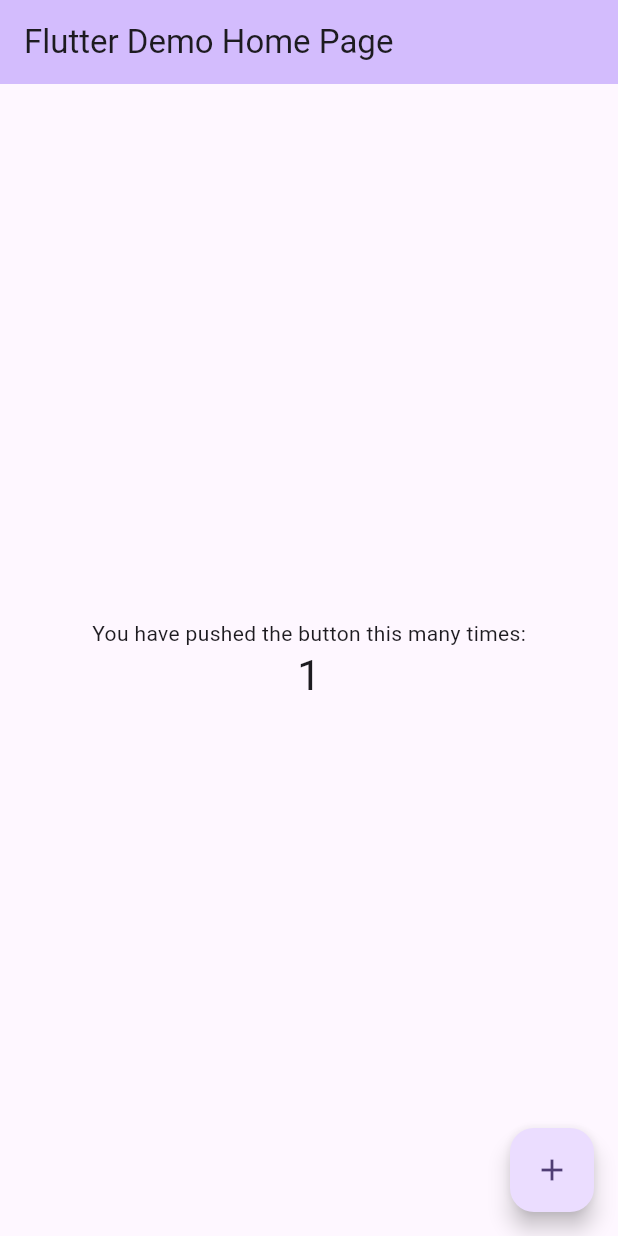
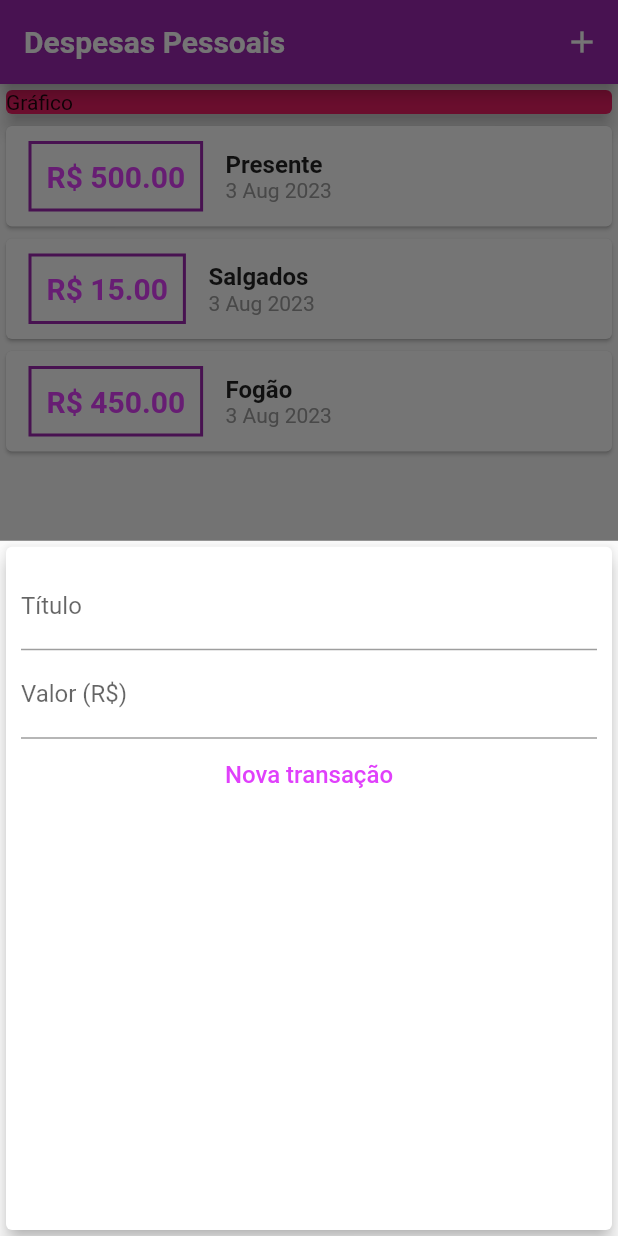
Before and after one commit to IgoorMarques/Flutter---AppFinancas, a Flutter app: the screen it shows after launch, after a tap on the "add" icon, on a phone screen of 412 x 824 dp. Run offline on Flutter 3.47's test engine with Material 2 defaults, Android fonts, the phone set to English and light mode, and no system bars; Roboto replaces fonts that are missing (OpenSans).

Commit message:
implementação de features

```diff
--- /dev/null
+++ b/lib/components/transaction_form.dart
@@ -0,0 +1,65 @@
+import 'package:flutter/material.dart';
+
+class TransactionForm extends StatefulWidget {
+  final void Function(String, double) onSubmit;
+
+  TransactionForm(this.onSubmit);
+
+  @override
+  State<TransactionForm> createState() => _TransactionFormState();
+}
+
+class _TransactionFormState extends State<TransactionForm> {
+  final titleController = TextEditingController();
+
+  final valueController = TextEditingController();
+
+  _submitForm() {
+    final title = titleController.text;
+    final value = double.tryParse(valueController.text) ?? 0.0;
+    if (title.isEmpty || value <= 0) {
+      return;
+    }
+    widget.onSubmit(title, value);
+  }
+
+  @override
+  Widget build(BuildContext context) {
+    return Card(
+      elevation: 5,
+      child: Padding(
+        padding: const EdgeInsets.all(10.0),
+        child: Column(
+          children: [
+            TextField(
+              controller: titleController,
+              decoration: InputDecoration(
+                labelText: 'Título',
+              ),
+              onSubmitted: (_) => _submitForm(),
+            ),
+            TextField(
+              controller: valueController,
+              keyboardType:
+                  const TextInputType.numberWithOptions(decimal: true),
+              decoration: InputDecoration(
+                labelText: 'Valor (R\$)',
+              ),
+              onSubmitted: (_) => _submitForm(),
+            ),
+            TextButton(
+                onPressed: () => _submitForm(),
+                child: const Text(
+                  'Nova transação',
+                  style: TextStyle(
+                    color: Colors.purpleAccent,
+                    fontSize: 16,
+                    fontWeight: FontWeight.w500,
+                  ),
+                ))
+          ],
+        ),
+      ),
+    );
+  }
+}
--- /dev/null
+++ b/lib/components/transaction_list.dart
@@ -0,0 +1,68 @@
+import 'package:flutter/material.dart';
+import '../models/transaction.dart';
+import 'package:intl/intl.dart';
+
+class TransactionList extends StatelessWidget {
+  final List<Transaction> transactions;
+
+  TransactionList(this.transactions);
+
+  @override
+  Widget build(BuildContext context) {
+    return Container(
+      height: 300,
+      child: ListView.builder(
+        itemCount: transactions.length,
+        itemBuilder: (ctx, index) {
+          final tr = transactions[index];
+          return Card(
+            child: Row(
+              mainAxisAlignment: MainAxisAlignment.start,
+              children: [
+                Container(
+                  margin: const EdgeInsets.symmetric(
+                    horizontal: 15,
+                    vertical: 10,
+                  ),
+                  decoration: BoxDecoration(
+                    border: Border.all(
+                      color: Theme.of(context).colorScheme.primary,
+                      width: 2,
+                    ),
+                  ),
+                  padding: const EdgeInsets.all(10),
+                  alignment: Alignment.center,
+                  child: Text(
+                    'R\$ ${tr.value.toStringAsFixed(2)}',
+                    style: const TextStyle(
+                        fontWeight: FontWeight.bold,
+                        fontSize: 20,
+                        color: Colors.purpleAccent),
+                  ),
+                ),
+                Column(
+                  crossAxisAlignment: CrossAxisAlignment.start,
+                  children: [
+                    Text(
+                      tr.title,
+                      style: TextStyle(
+                        fontSize: 16,
+                        fontWeight: FontWeight.bold,
+                      ),
+                    ),
+                    Text(
+                      DateFormat('d MMM y').format(tr.date),
+                      style: TextStyle(
+                        color: Colors.grey,
+                      ),
+                    ),
+                  ],
+                )
+              ],
+            ),
+          );
+        },
+      ),
+    );
+  }
+}
--- a/lib/main.dart
+++ b/lib/main.dart
@@ -1,125 +1,121 @@
- import 'package:flutter/material.dart';
+import 'dart:math';
+import 'package:app_financas/components/transaction_form.dart';
+import 'package:flutter/material.dart';
+import 'components/transaction_list.dart';
+import 'models/transaction.dart';
 
-void main() {
-  runApp(const MyApp());
-}
+main() => runApp(ExpensesApp());
 
-class MyApp extends StatelessWidget {
-  const MyApp({super.key});
-
-  // This widget is the root of your application.
+class ExpensesApp extends StatelessWidget {
   @override
   Widget build(BuildContext context) {
+    final ThemeData tema = ThemeData();
     return MaterialApp(
-      title: 'Flutter Demo',
-      theme: ThemeData(
-        // This is the theme of your application.
-        //
-        // TRY THIS: Try running your application with "flutter run". You'll see
-        // the application has a blue toolbar. Then, without quitting the app,
-        // try changing the seedColor in the colorScheme below to Colors.green
-        // and then invoke "hot reload" (save your changes or press the "hot
-        // reload" button in a Flutter-supported IDE, or press "r" if you used
-        // the command line to start the app).
-        //
-        // Notice that the counter didn't reset back to zero; the application
-        // state is not lost during the reload. To reset the state, use hot
-        // restart instead.
-        //
-        // This works for code too, not just values: Most code changes can be
-        // tested with just a hot reload.
-        colorScheme: ColorScheme.fromSeed(seedColor: Colors.deepPurple),
-        useMaterial3: true,
+      home: MyHomePage(),
+      theme: tema.copyWith(
+        colorScheme: tema.colorScheme.copyWith(
+          primary: Colors.purple,
+          secondary: Colors.amber,
+        ),
+        textTheme: tema.textTheme.copyWith(
+          titleLarge: TextStyle(
+            fontFamily: 'OpenSans',
+            fontSize: 18,
+            fontWeight: FontWeight.bold,
+            color: Colors.black,
+          ),
+        ),
+        appBarTheme: AppBarTheme(
+          titleTextStyle: TextStyle(
+            fontFamily: 'OpenSans',
+            fontSize: 20,
+            fontWeight: FontWeight.bold,
+          ),
+        ),
       ),
-      home: const MyHomePage(title: 'Flutter Demo Home Page'),
     );
   }
 }
 
 class MyHomePage extends StatefulWidget {
-  const MyHomePage({super.key, required this.title});
-
-  // This widget is the home page of your application. It is stateful, meaning
-  // that it has a State object (defined below) that contains fields that affect
-  // how it looks.
-
-  // This class is the configuration for the state. It holds the values (in this
-  // case the title) provided by the parent (in this case the App widget) and
-  // used by the build method of the State. Fields in a Widget subclass are
-  // always marked "final".
-
-  final String title;
-
   @override
   State<MyHomePage> createState() => _MyHomePageState();
 }
 
 class _MyHomePageState extends State<MyHomePage> {
-  int _counter = 0;
+  final _transections = [
+    Transaction(
+      id: 't1',
+      title: 'Presente',
+      value: 500.00,
+      date: DateTime.now(),
+    ),
+    Transaction(
+      id: 't2',
+      title: 'Salgados',
+      value: 15.00,
+      date: DateTime.now(),
+    ),
+    Transaction(
+      id: 't3',
+      title: 'Fogão',
+      value: 450.00,
+      date: DateTime.now(),
+    ),
+  ];
 
-  void _incrementCounter() {
+  _openTransactionFormModal(BuildContext context) {
+    showModalBottomSheet(
+        context: context,
+        builder: (_) {
+          return TransactionForm(_addTransaction);
+        });
+  }
+
+  _addTransaction(String title, double value) {
+    final newTransaction = Transaction(
+        id: Random().nextDouble().toString(),
+        title: title,
+        value: value,
+        date: DateTime.now());
     setState(() {
-      // This call to setState tells the Flutter framework that something has
-      // changed in this State, which causes it to rerun the build method below
-      // so that the display can reflect the updated values. If we changed
-      // _counter without calling setState(), then the build method would not be
-      // called again, and so nothing would appear to happen.
-      _counter++;
+      _transections.add(newTransaction);
     });
+    Navigator.of(context).pop();
   }
 
   @override
   Widget build(BuildContext context) {
-    // This method is rerun every time setState is called, for instance as done
-    // by the _incrementCounter method above.
-    //
-    // The Flutter framework has been optimized to make rerunning build methods
-    // fast, so that you can just rebuild anything that needs updating rather
-    // than having to individually change instances of widgets.
     return Scaffold(
       appBar: AppBar(
-        // TRY THIS: Try changing the color here to a specific color (to
-        // Colors.amber, perhaps?) and trigger a hot reload to see the AppBar
-        // change color while the other colors stay the same.
-        backgroundColor: Theme.of(context).colorScheme.inversePrimary,
-        // Here we take the value from the MyHomePage object that was created by
-        // the App.build method, and use it to set our appbar title.
-        title: Text(widget.title),
+        title: Text('Despesas Pessoais'),
+        actions: [
+          IconButton(
+            onPressed: () => _openTransactionFormModal(context),
+            icon: const Icon(Icons.add),
+          )
+        ],
       ),
-      body: Center(
-        // Center is a layout widget. It takes a single child and positions it
-        // in the middle of the parent.
+      body: SingleChildScrollView(
         child: Column(
-          // Column is also a layout widget. It takes a list of children and
-          // arranges them vertically. By default, it sizes itself to fit its
-          // children horizontally, and tries to be as tall as its parent.
-          //
-          // Column has various properties to control how it sizes itself and
-          // how it positions its children. Here we use mainAxisAlignment to
-          // center the children vertically; the main axis here is the vertical
-          // axis because Columns are vertical (the cross axis would be
-          // horizontal).
-          //
-          // TRY THIS: Invoke "debug painting" (choose the "Toggle Debug Paint"
-          // action in the IDE, or press "p" in the console), to see the
-          // wireframe for each widget.
-          mainAxisAlignment: MainAxisAlignment.center,
           children: <Widget>[
-            const Text(
-              'You have pushed the button this many times:',
+            Container(
+              width: double.infinity,
+              child: const Card(
+                color: Colors.pink,
+                elevation: 5,
+                child: Text('Gráfico'),
+              ),
             ),
-            Text(
-              '$_counter',
-              style: Theme.of(context).textTheme.headlineMedium,
-            ),
+            TransactionList(_transections),
           ],
         ),
       ),
       floatingActionButton: FloatingActionButton(
-        onPressed: _incrementCounter,
-        tooltip: 'Increment',
         child: const Icon(Icons.add),
-      ), // This trailing comma makes auto-formatting nicer for build methods.
+        onPressed: () => _openTransactionFormModal(context),
+      ),
+      floatingActionButtonLocation: FloatingActionButtonLocation.centerFloat,
     );
   }
 }
--- /dev/null
+++ b/lib/models/transaction.dart
@@ -0,0 +1,13 @@
+class Transaction {
+  final String id;
+  final String title;
+  final double value;
+  final DateTime date;
+
+  Transaction({
+    required this.id,
+    required this.title,
+    required this.value,
+    required this.date,
+  });
+}
--- a/pubspec.yaml
+++ b/pubspec.yaml
@@ -30,6 +30,7 @@ environment:
 dependencies:
   flutter:
     sdk: flutter
+  intl: ^0.18.1
 
 
   # The following adds the Cupertino Icons font to your application.
```
Also changed, not shown: pubspec.lock.
